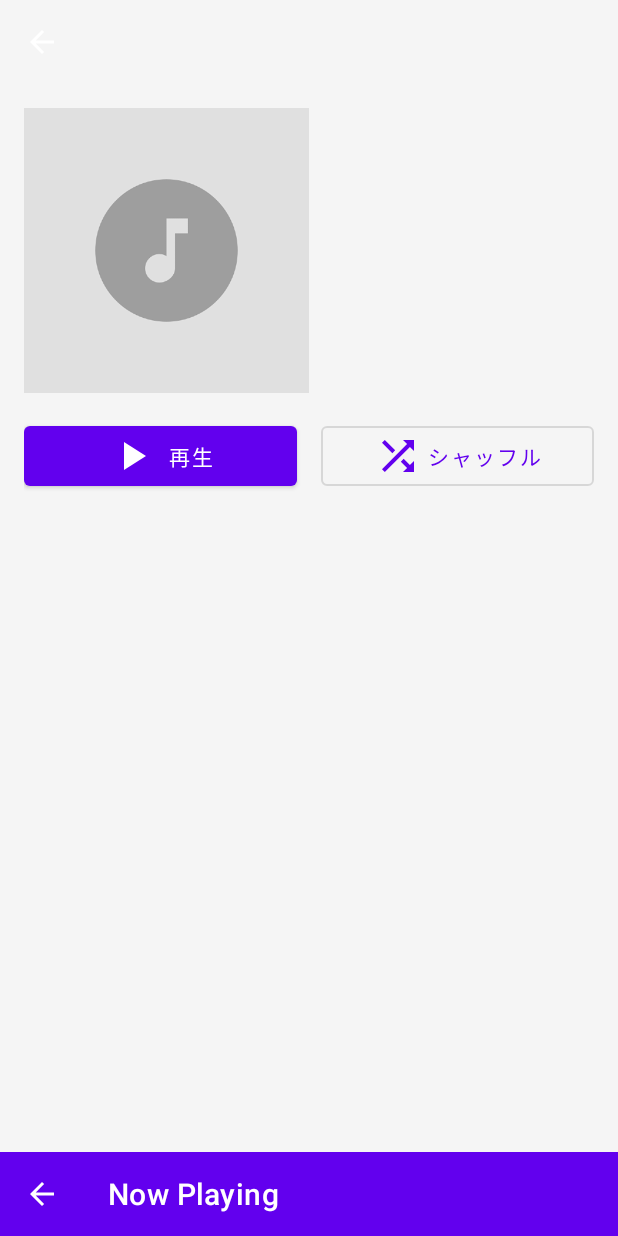
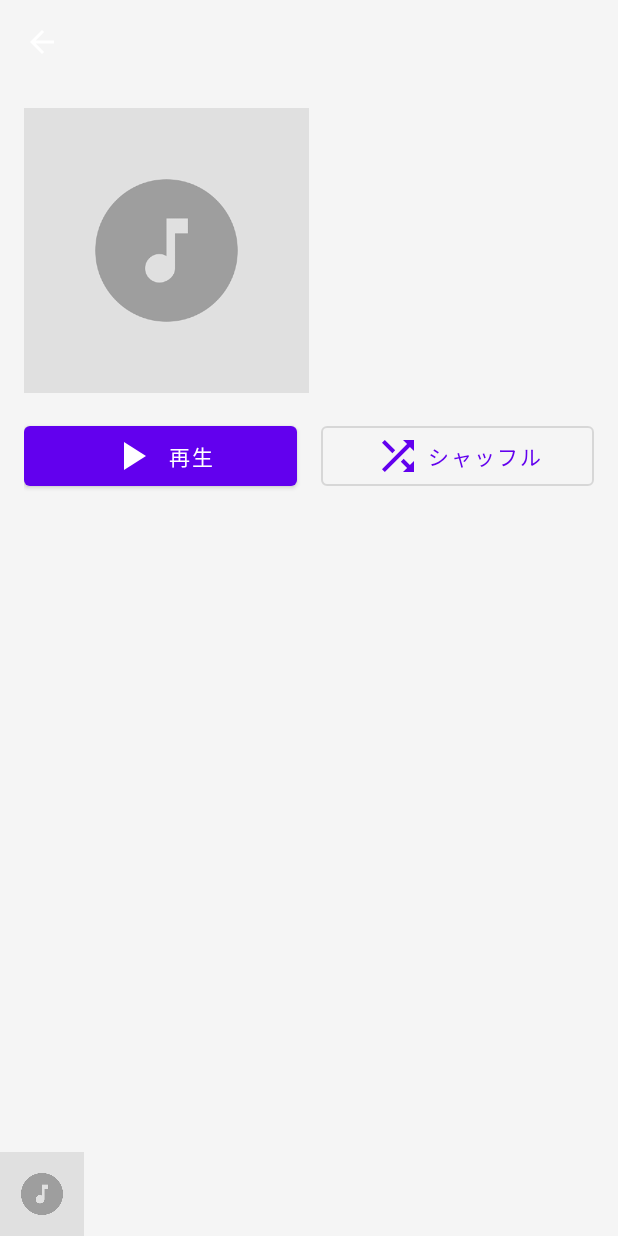
Before and after one commit to sugtao4423/KoelPlayer, an Android app: the SongListActivity screen opened directly, with no data from a screen before it, on a phone screen of 412 x 824 dp. Run offline under Robolectric (Android 15) with nearby library versions, the light colour scheme and no system bars; network calls fail; pictures from the network do not load; 12 statements that could not run were skipped.

Commit message:
Fix missing references for bottom sheet

```diff
--- a/app/src/main/java/sugtao4423/koelplayer/BaseBottomNowPlayingActivity.kt
+++ b/app/src/main/java/sugtao4423/koelplayer/BaseBottomNowPlayingActivity.kt
@@ -4,7 +4,6 @@ import android.annotation.SuppressLint
 import android.content.ComponentName
 import android.content.Intent
 import android.content.ServiceConnection
-import android.os.Bundle
 import android.os.IBinder
 import android.support.v4.media.MediaMetadataCompat
 import android.support.v4.media.session.MediaControllerCompat
@@ -21,27 +20,18 @@ import sugtao4423.koelplayer.bsfragment.BSQueueFragment
 import sugtao4423.koelplayer.databinding.BottomSheetBinding
 import sugtao4423.koelplayer.playmusic.MusicService
 
-abstract class BaseBottomNowPlayingActivity(
-    private val layoutResId: Int = R.layout.activity_main,
-    private val backgroundAppbarId: Int = R.id.mainAppbar
-) : AppCompatActivity() {
+abstract class BaseBottomNowPlayingActivity : AppCompatActivity() {
 
-    private lateinit var binding: BottomSheetBinding
+    protected abstract val bsBinding: BottomSheetBinding
 
     protected var musicService: MusicService? = null
-    private lateinit var bottomSheet: BottomSheetBehavior<CoordinatorLayout>
 
-    private lateinit var bottomSheetFragments: List<BSFragmentInterface>
+    private val bottomSheet: BottomSheetBehavior<CoordinatorLayout> by lazy {
+        BottomSheetBehavior.from(bsBinding.root)
+    }
 
-    override fun onCreate(savedInstanceState: Bundle?) {
-        super.onCreate(savedInstanceState)
-        setContentView(layoutResId)
-        binding = BottomSheetBinding.inflate(layoutInflater)
-        bottomSheetFragments = listOf(BSNowPlayingFragment(), BSQueueFragment())
-
-        initActionBar()
-        initBottomSheet()
-        initBottomNav()
+    private val bottomSheetFragments: List<BSFragmentInterface> by lazy {
+        listOf(BSNowPlayingFragment(), BSQueueFragment())
     }
 
     override fun onStart() {
@@ -59,8 +49,14 @@ abstract class BaseBottomNowPlayingActivity(
         musicService?.removeMediaControllerCallback(mediaControllerCallback)
     }
 
+    protected fun initViews(backgroundAppbar: View) {
+        initActionBar()
+        initBottomSheet(backgroundAppbar)
+        initBottomNav()
+    }
+
     private fun initActionBar() {
-        binding.nowPlayingToolbar.setNavigationOnClickListener { bottomSheet.toggleState() }
+        bsBinding.nowPlayingToolbar.setNavigationOnClickListener { bottomSheet.toggleState() }
     }
 
     override fun onSupportNavigateUp(): Boolean {
@@ -69,32 +65,30 @@ abstract class BaseBottomNowPlayingActivity(
     }
 
     @SuppressLint("ClickableViewAccessibility")
-    private fun initBottomSheet() {
-        bottomSheet = BottomSheetBehavior.from(findViewById(R.id.bottomSheetLayout))
+    private fun initBottomSheet(backgroundAppbar: View) {
         if (bottomSheet.state == BottomSheetBehavior.STATE_EXPANDED) {
-            binding.nowPlayingSheetCollapsed.alpha = 0f
-            binding.nowPlayingSheetExpanded.alpha = 1f
+            bsBinding.nowPlayingSheetCollapsed.alpha = 0f
+            bsBinding.nowPlayingSheetExpanded.alpha = 1f
         } else if (bottomSheet.state == BottomSheetBehavior.STATE_COLLAPSED) {
-            binding.nowPlayingSheetCollapsed.alpha = 1f
-            binding.nowPlayingSheetExpanded.alpha = 0f
+            bsBinding.nowPlayingSheetCollapsed.alpha = 1f
+            bsBinding.nowPlayingSheetExpanded.alpha = 0f
         }
 
-        val bgAppbar = findViewById<View>(backgroundAppbarId)
         bottomSheet.addBottomSheetCallback(object : BottomSheetBehavior.BottomSheetCallback() {
             override fun onSlide(bottomSheet: View, slideOffset: Float) {
                 val inverseOffset = 1 - slideOffset
-                binding.nowPlayingSheetCollapsed.alpha = inverseOffset
-                binding.nowPlayingSheetExpanded.alpha = slideOffset
-                bgAppbar.alpha = inverseOffset
+                bsBinding.nowPlayingSheetCollapsed.alpha = inverseOffset
+                bsBinding.nowPlayingSheetExpanded.alpha = slideOffset
+                backgroundAppbar.alpha = inverseOffset
             }
 
             override fun onStateChanged(bottomSheet: View, newState: Int) {
-                bgAppbar.visibility =
+                backgroundAppbar.visibility =
                     if (newState == BottomSheetBehavior.STATE_EXPANDED) View.GONE else View.VISIBLE
             }
         })
-        binding.nowPlayingSheetExpanded.setOnTouchListener { _, _ -> true }
-        binding.nowPlayingToolbar.setOnClickListener {
+        bsBinding.nowPlayingSheetExpanded.setOnTouchListener { _, _ -> true }
+        bsBinding.nowPlayingToolbar.setOnClickListener {
             bottomSheet.toggleState()
         }
     }
@@ -115,7 +109,7 @@ abstract class BaseBottomNowPlayingActivity(
             }
         }
 
-        binding.bottomSheetBottomNav.setOnNavigationItemSelectedListener {
+        bsBinding.bottomSheetBottomNav.setOnItemSelectedListener {
             when (it.itemId) {
                 R.id.bottomSheetNowPlayingButton -> showFragment(bottomSheetFragments[0])
                 R.id.bottomSheetQueueButton -> showFragment(bottomSheetFragments[1])
@@ -188,9 +182,9 @@ abstract class BaseBottomNowPlayingActivity(
     open fun onMusicServiceDisconnected() {}
 
     private fun updateMetadata(metadata: MediaMetadataCompat) {
-        GlideUtil.load(this, metadata.description.iconUri, binding.bottomNowPlayingCover)
-        binding.bottomNowPlayingTitle.text = metadata.description.title
-        binding.bottomNowPlayingArtist.text = metadata.description.subtitle
+        GlideUtil.load(this, metadata.description.iconUri, bsBinding.bottomNowPlayingCover)
+        bsBinding.bottomNowPlayingTitle.text = metadata.description.title
+        bsBinding.bottomNowPlayingArtist.text = metadata.description.subtitle
     }
 
 }
--- a/app/src/main/java/sugtao4423/koelplayer/SongListActivity.kt
+++ b/app/src/main/java/sugtao4423/koelplayer/SongListActivity.kt
@@ -14,13 +14,12 @@ import sugtao4423.koelplayer.adapter.AlbumMusicAdapter
 import sugtao4423.koelplayer.adapter.BaseMusicAdapter
 import sugtao4423.koelplayer.adapter.PlaylistMusicAdapter
 import sugtao4423.koelplayer.databinding.ActivitySongListBinding
+import sugtao4423.koelplayer.databinding.BottomSheetBinding
 import sugtao4423.koelplayer.download.KoelDLUtil
 import sugtao4423.koelplayer.musicdb.MusicDB
 import sugtao4423.koelplayer.playmusic.MusicService
 
-class SongListActivity : BaseBottomNowPlayingActivity(
-    R.layout.activity_song_list, R.id.songListToolbar
-) {
+class SongListActivity : BaseBottomNowPlayingActivity() {
 
     companion object {
         const val KEY_INTENT_TYPE = "songsType"
@@ -37,7 +36,13 @@ class SongListActivity : BaseBottomNowPlayingActivity(
         private const val DATA_KEY_SONGS = "songs"
     }
 
-    private lateinit var binding: ActivitySongListBinding
+    private val binding: ActivitySongListBinding by lazy {
+        ActivitySongListBinding.inflate(layoutInflater)
+    }
+
+    override val bsBinding: BottomSheetBinding by lazy {
+        binding.songListBottomSheet
+    }
 
     private val intentType by lazy {
         intent.getIntExtra(KEY_INTENT_TYPE, -1)
@@ -47,9 +52,10 @@ class SongListActivity : BaseBottomNowPlayingActivity(
 
     override fun onCreate(savedInstanceState: Bundle?) {
         super.onCreate(savedInstanceState)
-        binding = ActivitySongListBinding.inflate(layoutInflater)
+        setContentView(binding.root)
         setSupportActionBar(binding.songListToolbar)
         binding.songListToolbar.setNavigationOnClickListener { finish() }
+        initViews(binding.songListToolbar)
 
         val data = when (intentType) {
             INTENT_TYPE_ALBUM -> getAlbumData()
--- a/app/src/main/res/layout/activity_main.xml
+++ b/app/src/main/res/layout/activity_main.xml
@@ -41,6 +41,8 @@
         android:layout_marginBottom="?attr/actionBarSize"
         app:layout_behavior="@string/appbar_scrolling_view_behavior" />
 
-    <include layout="@layout/bottom_sheet" />
+    <include
+        android:id="@+id/mainBottomSheet"
+        layout="@layout/bottom_sheet" />
 
 </androidx.coordinatorlayout.widget.CoordinatorLayout>
--- a/app/src/main/res/layout/activity_song_list.xml
+++ b/app/src/main/res/layout/activity_song_list.xml
@@ -114,5 +114,8 @@
 
     </androidx.constraintlayout.motion.widget.MotionLayout>
 
-    <include layout="@layout/bottom_sheet" />
+    <include
+        android:id="@+id/songListBottomSheet"
+        layout="@layout/bottom_sheet" />
+
 </androidx.coordinatorlayout.widget.CoordinatorLayout>
```
Also changed, not shown: app/src/main/java/sugtao4423/koelplayer/MainActivity.kt (+6 -2 lines).
